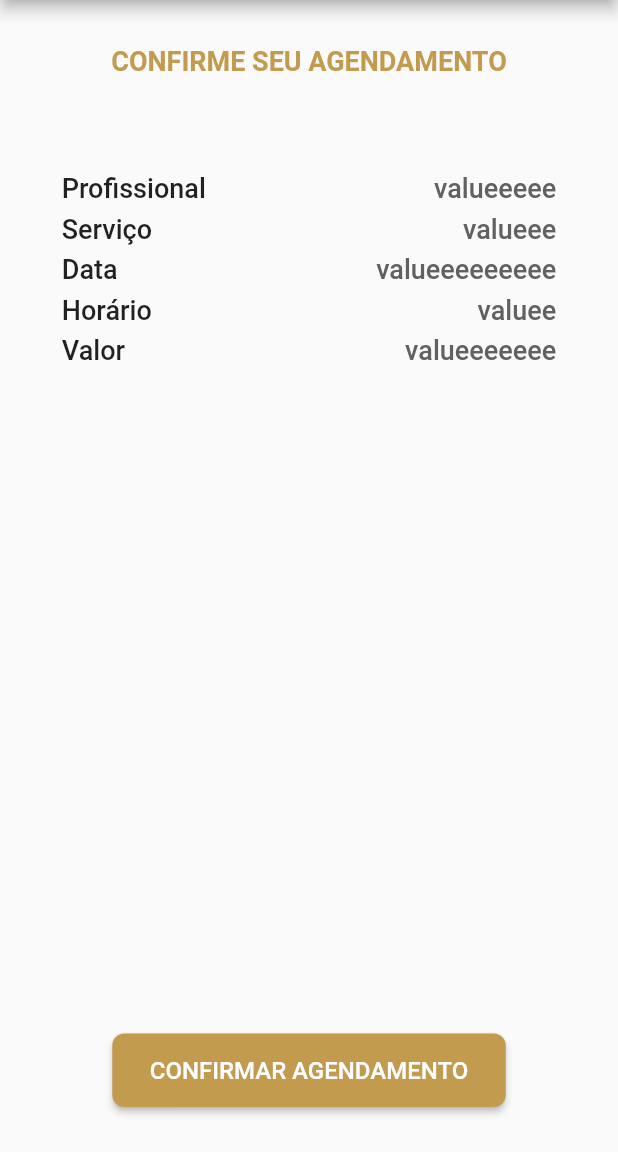
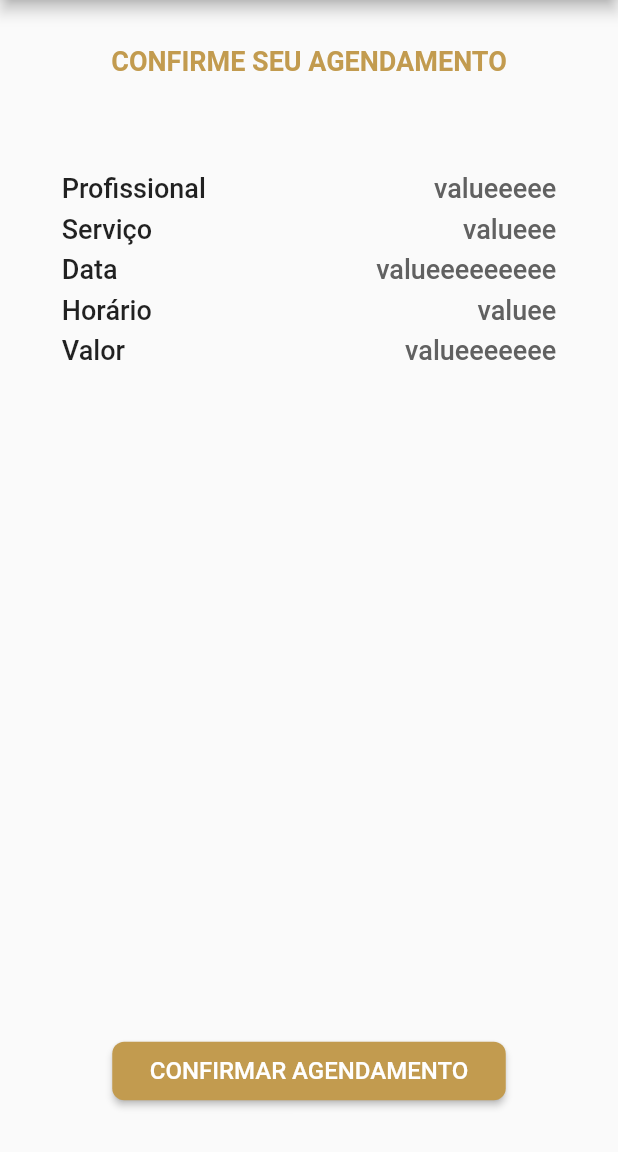
Before and after one commit to marcelohpjunior/barber_shop_app, a Flutter app: the Home screen opened directly, swiped to page 5, on a phone screen of 412 x 824 dp, the part 84-1236 px from its top. Run offline on Flutter 3.47's test engine with Material 2 defaults, Android fonts, the phone set to English and light mode, and no system bars; our stand-ins replace flutter_icons.

Commit message:
Config Height btnConfirmAgenda

```diff
--- a/lib/pages/confirmar-agenda.dart
+++ b/lib/pages/confirmar-agenda.dart
@@ -1,4 +1,3 @@
-import 'package:barber_shop_app/widgets/barber_drawer.dart';
 import 'package:flutter/material.dart';
 
 class ConfirmarAgendamento extends StatelessWidget {
@@ -12,7 +11,7 @@ class ConfirmarAgendamento extends StatelessWidget {
       ),
       alignment: Alignment.center,
       child: RaisedButton(
-          padding: EdgeInsets.symmetric(vertical: 15, horizontal: 25),
+          padding: EdgeInsets.symmetric(vertical: 10, horizontal: 25),
           shape: RoundedRectangleBorder(
             borderRadius: BorderRadius.all(Radius.circular(8)),
           ),
```
Also changed, not shown: 4 other files.
